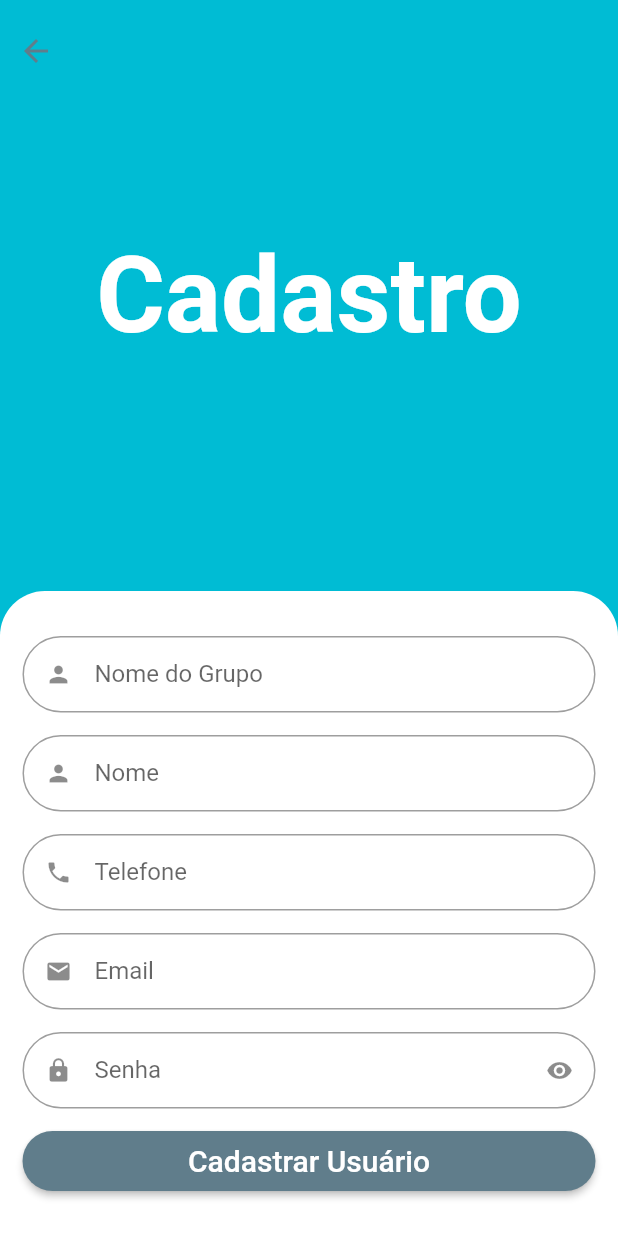
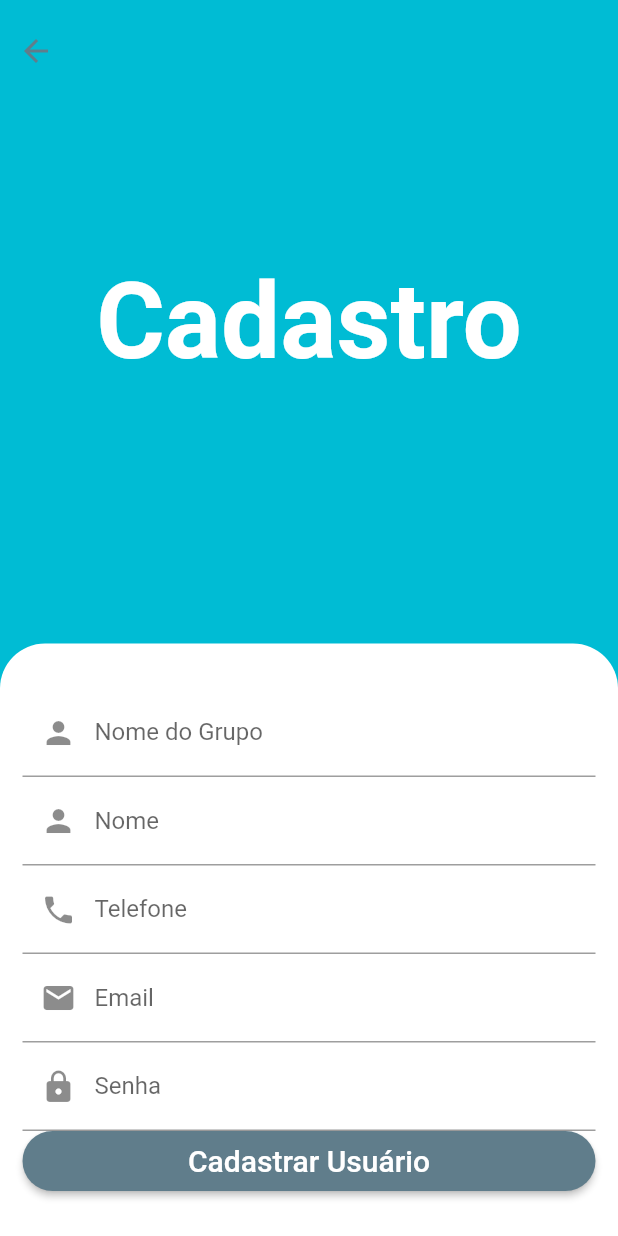
Before and after one commit to carlostoni/collector, a Flutter app: the SignUpScreen screen opened directly, after a tap on "Cadastrar Usuário", on a phone screen of 412 x 824 dp. Run offline on Flutter 3.47's test engine with Material 2 defaults, Android fonts, the phone set to English and light mode, and no system bars; our stand-ins replace animated_text_kit, cloud_firestore, mask_text_input_formatter; accounts and stored records are empty.

Commit message:
structure 0.3

```diff
--- a/lib/main.dart
+++ b/lib/main.dart
@@ -4,6 +4,7 @@ import 'package:flutter/material.dart';
 
 
 void main() {
+
   runApp(MyApp());
 }
 
--- a/lib/pages/auth/sign_up_screen.dart
+++ b/lib/pages/auth/sign_up_screen.dart
@@ -1,9 +1,15 @@
-import 'package:estoque/common_widgets/custom_text_field.dart';
+import 'package:cloud_firestore/cloud_firestore.dart';
 import 'package:flutter/material.dart';
 import 'package:mask_text_input_formatter/mask_text_input_formatter.dart';
 
 class SignUpScreen extends StatelessWidget {
   SignUpScreen({Key? key}) : super(key: key);
+
+  final TextEditingController groupNameController = TextEditingController();
+  final TextEditingController nameController = TextEditingController();
+  final TextEditingController phoneController = TextEditingController();
+  final TextEditingController emailController = TextEditingController();
+  final TextEditingController passwordController = TextEditingController();
 
   final cpfFormatter = MaskTextInputFormatter(
     mask: '###.###.###-##',
@@ -56,27 +62,42 @@ class SignUpScreen extends StatelessWidget {
                     child: Column(
                       crossAxisAlignment: CrossAxisAlignment.stretch,
                       children: [
-                        const CustomTextField(
-                          icon: Icons.person,
-                          label: 'Nome do Grupo',
+                        TextField(
+                          controller: groupNameController,
+                          decoration: const InputDecoration(
+                            labelText: 'Nome do Grupo',
+                            prefixIcon: Icon(Icons.person),
+                          ),
                         ),
-                        const CustomTextField(
-                          icon: Icons.person,
-                          label: 'Nome',
+                        TextField(
+                          controller: nameController,
+                          decoration: const InputDecoration(
+                            labelText: 'Nome',
+                            prefixIcon: Icon(Icons.person),
+                          ),
                         ),
-                        CustomTextField(
-                          icon: Icons.phone,
-                          label: 'Telefone',
+                        TextField(
+                          controller: phoneController,
+                          decoration: const InputDecoration(
+                            labelText: 'Telefone',
+                            prefixIcon: Icon(Icons.phone),
+                          ),
                           inputFormatters: [phoneFormatter],
                         ),
-                        const CustomTextField(
-                          icon: Icons.email,
-                          label: 'Email',
+                        TextField(
+                          controller: emailController,
+                          decoration: const InputDecoration(
+                            labelText: 'Email',
+                            prefixIcon: Icon(Icons.email),
+                          ),
                         ),
-                        const CustomTextField(
-                          icon: Icons.lock,
-                          label: 'Senha',
-                          isSecret: true,
+                        TextField(
+                          controller: passwordController,
+                          decoration: const InputDecoration(
+                            labelText: 'Senha',
+                            prefixIcon: Icon(Icons.lock),
+                          ),
+                          obscureText: true,
                         ),
                         SizedBox(
                           height: 40,
@@ -86,7 +107,33 @@ class SignUpScreen extends StatelessWidget {
                                 borderRadius: BorderRadius.circular(40),
                               ),
                             ),
-                            onPressed: () {},
+                            onPressed: () async {
+                              // Get the values from the text fields
+                              final groupName = groupNameController.text;
+                              final name = nameController.text;
+                              final phone = phoneController.text;
+                              final email = emailController.text;
+                              final password = passwordController.text;
+
+                              // Create a user object with the extracted data
+                              final user = {
+                                'nome_grupo': groupName,
+                                'nome': name,
+                                'telefone': phone,
+                                'email': email,
+                                'senha': password,
+                              };
+
+                              // Save the user object to Firestore with a unique ID
+                              try {
+                                final docRef = FirebaseFirestore.instance.collection('usuarios').doc();
+                                final docId = docRef.id;
+                                await docRef.set(user);
+                                print('Usuário salvo no Firestore com o ID: $docId');
+                              } catch (e) {
+                                print('Erro ao salvar o usuário no Firestore: $e');
+                              }
+                            },
                             child: const Text(
                               'Cadastrar Usuário',
                               style: TextStyle(
```
